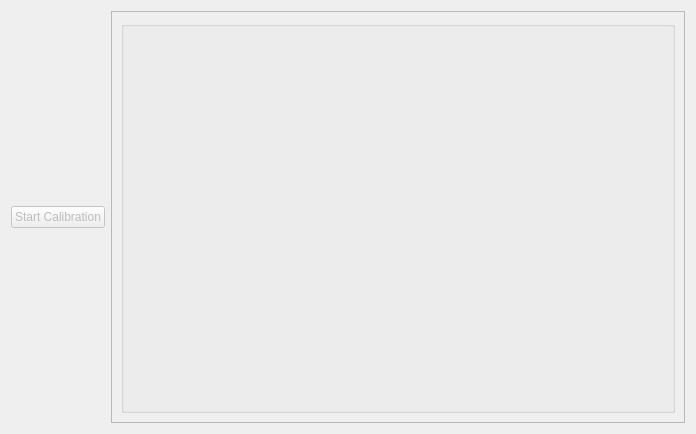
Above: applications/physics/calibration/calibrationWidget.ui from PimenovAlexander/corecvs before the change. Below: the same form after it.
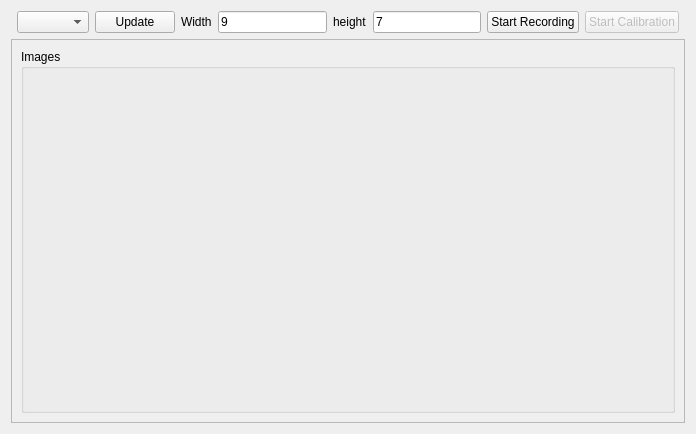
That is the form after the change.

Commit message: Calibration part 5

Diff of the .ui file:
```diff
--- a/applications/physics/calibration/calibrationWidget.ui
+++ b/applications/physics/calibration/calibrationWidget.ui
@@ -10,21 +10,17 @@
     <height>434</height>
    </rect>
   </property>
+  <property name="minimumSize">
+   <size>
+    <width>400</width>
+    <height>400</height>
+   </size>
+  </property>
   <property name="windowTitle">
    <string>Calibration</string>
   </property>
   <layout class="QGridLayout" name="gridLayout">
-   <item row="1" column="0">
-    <widget class="QPushButton" name="startCalibration">
-     <property name="enabled">
-      <bool>false</bool>
-     </property>
-     <property name="text">
-      <string>Start Calibration</string>
-     </property>
-    </widget>
-   </item>
-   <item row="1" column="1">
+   <item row="6" column="0" colspan="10">
     <widget class="QScrollArea" name="scrollArea">
      <property name="widgetResizable">
       <bool>true</bool>
@@ -34,16 +30,19 @@
        <rect>
         <x>0</x>
         <y>0</y>
-        <width>550</width>
-        <height>414</height>
+        <width>676</width>
+        <height>383</height>
        </rect>
       </property>
       <layout class="QGridLayout" name="gridLayout_2">
-       <item row="0" column="0">
+       <item row="1" column="0">
         <widget class="QGroupBox" name="imageBox">
          <property name="acceptDrops">
           <bool>false</bool>
          </property>
+         <property name="title">
+          <string>Images</string>
+         </property>
          <layout class="QVBoxLayout" name="verticalLayout">
           <property name="spacing">
            <number>4</number>
@@ -67,6 +66,61 @@
      </widget>
     </widget>
    </item>
+   <item row="1" column="6">
+    <widget class="QLineEdit" name="heightLine">
+     <property name="text">
+      <string>7</string>
+     </property>
+    </widget>
+   </item>
+   <item row="1" column="4">
+    <widget class="QLineEdit" name="widthLine">
+     <property name="text">
+      <string>9</string>
+     </property>
+    </widget>
+   </item>
+   <item row="1" column="3">
+    <widget class="QLabel" name="label">
+     <property name="text">
+      <string>Width</string>
+     </property>
+    </widget>
+   </item>
+   <item row="1" column="5">
+    <widget class="QLabel" name="label_2">
+     <property name="text">
+      <string>height</string>
+     </property>
+    </widget>
+   </item>
+   <item row="1" column="7">
+    <widget class="QPushButton" name="startRecordingButton">
+     <property name="text">
+      <string>Start Recording</string>
+     </property>
+    </widget>
+   </item>
+   <item row="1" column="8">
+    <widget class="QPushButton" name="startButton">
+     <property name="enabled">
+      <bool>false</bool>
+     </property>
+     <property name="text">
+      <string>Start Calibration</string>
+     </property>
+    </widget>
+   </item>
+   <item row="1" column="1">
+    <widget class="QComboBox" name="videoBox"/>
+   </item>
+   <item row="1" column="2">
+    <widget class="QPushButton" name="updateButton">
+     <property name="text">
+      <string>Update</string>
+     </property>
+    </widget>
+   </item>
   </layout>
  </widget>
  <resources/>
```
Left out of the diff: 31 changed lines with no effect on the pictures. The commit also changes 5 other files.
